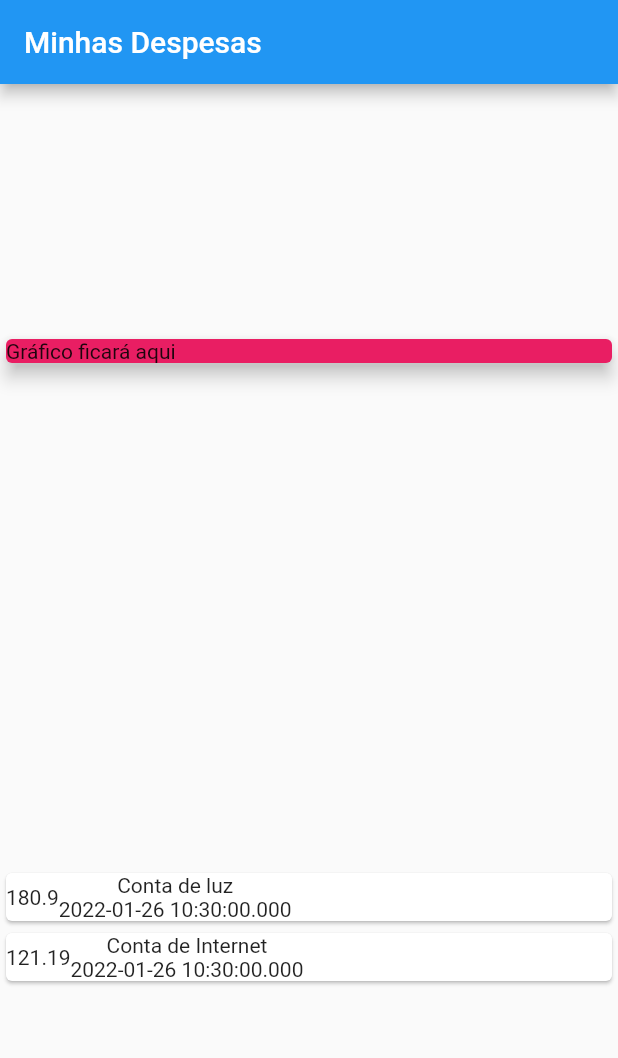
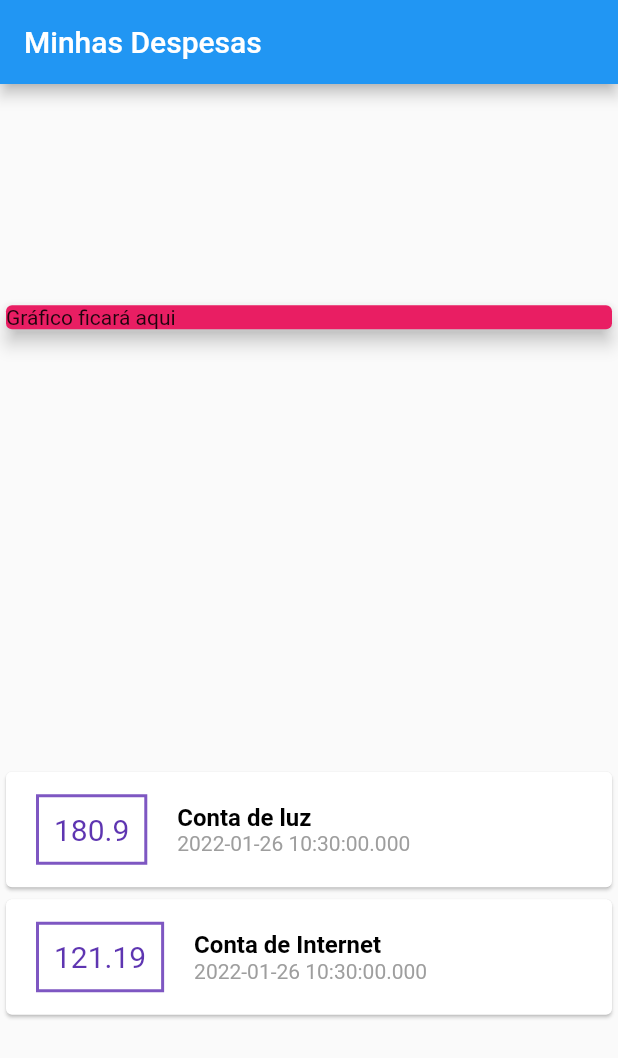
Before and after one commit to PabloAirez/xpends, a Flutter app: the screen it shows after launch, on a phone screen of 412 x 824 dp. Shown: the top 1058 px of the screen. Run offline on Flutter 3.47's test engine with Material 2 defaults, Android fonts, the phone set to English and light mode, and no system bars; missing offline and left inert: dart:html.

Commit message:
Estilizando a lista

```diff
--- a/lib/main.dart
+++ b/lib/main.dart
@@ -52,12 +52,41 @@ class MyHomePage extends StatelessWidget {
                     child: Row(
                   children: <Widget>[
                     Container(
-                      child: Text(trans.value.toString()),
+                      margin: EdgeInsets.symmetric(
+                        horizontal: 20,
+                        vertical: 15,
+                      ),
+                      decoration: BoxDecoration(
+                        border: Border.all(
+                          color: Colors.deepPurple.shade400,
+                          width: 2,
+                        ),
+                      ),
+                      padding: EdgeInsets.all(10),
+                      child: Text(
+                        trans.value.toString(),
+                        style: TextStyle(
+                          fontSize: 20,
+                          color: Colors.deepPurple.shade600,
+                        ),
+                      ),
                     ),
                     Column(
+                      crossAxisAlignment: CrossAxisAlignment.start,
                       children: <Widget>[
-                        Text(trans.title),
-                        Text(trans.date.toString())
+                        Text(
+                          trans.title,
+                          style: TextStyle(
+                              fontSize: 16,
+                              color: Colors.black,
+                              fontWeight: FontWeight.bold),
+                        ),
+                        Text(
+                          trans.date.toString(),
+                          style: TextStyle(
+                            color: Colors.grey,
+                          ),
+                        )
                       ],
                     )
                   ],
```
